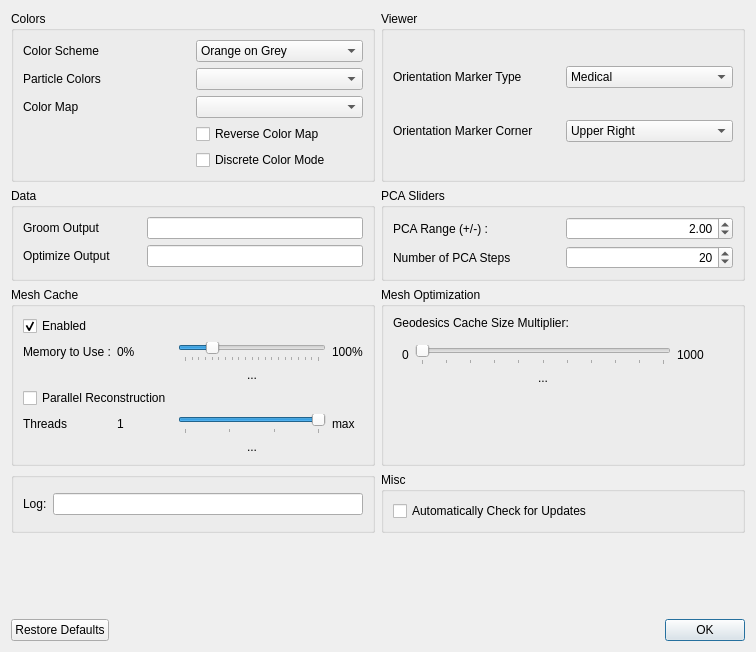
SCIInstitute/ShapeWorks, file Studio/Data/PreferencesWindow.ui: the form before one commit.
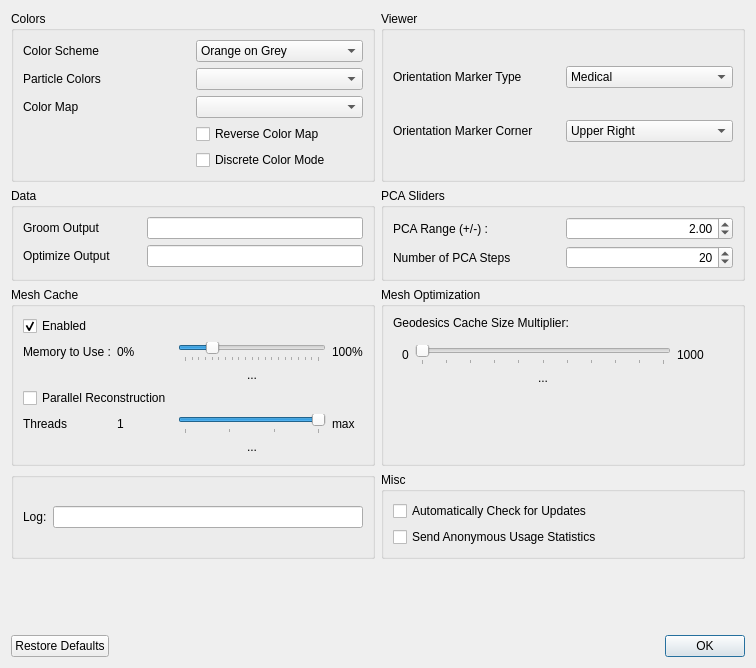
The form after the commit.

Commit message: Ask user about telemetry

```diff
--- a/Studio/Data/PreferencesWindow.ui
+++ b/Studio/Data/PreferencesWindow.ui
@@ -7,7 +7,7 @@
     <x>0</x>
     <y>0</y>
     <width>756</width>
-    <height>652</height>
+    <height>668</height>
    </rect>
   </property>
   <property name="windowTitle">
@@ -575,6 +575,13 @@
         </property>
        </widget>
       </item>
+      <item>
+       <widget class="QCheckBox" name="telemetry_enabled">
+        <property name="text">
+         <string>Send Anonymous Usage Statistics</string>
+        </property>
+       </widget>
+      </item>
      </layout>
     </widget>
    </item>
```
The commit also changes 8 other files.
